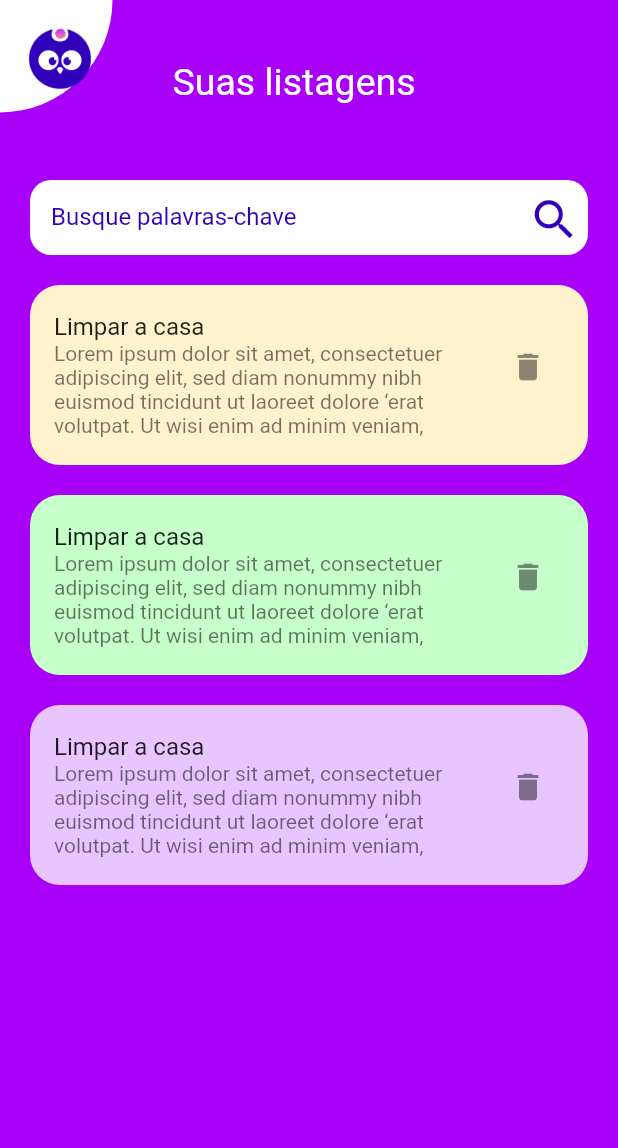
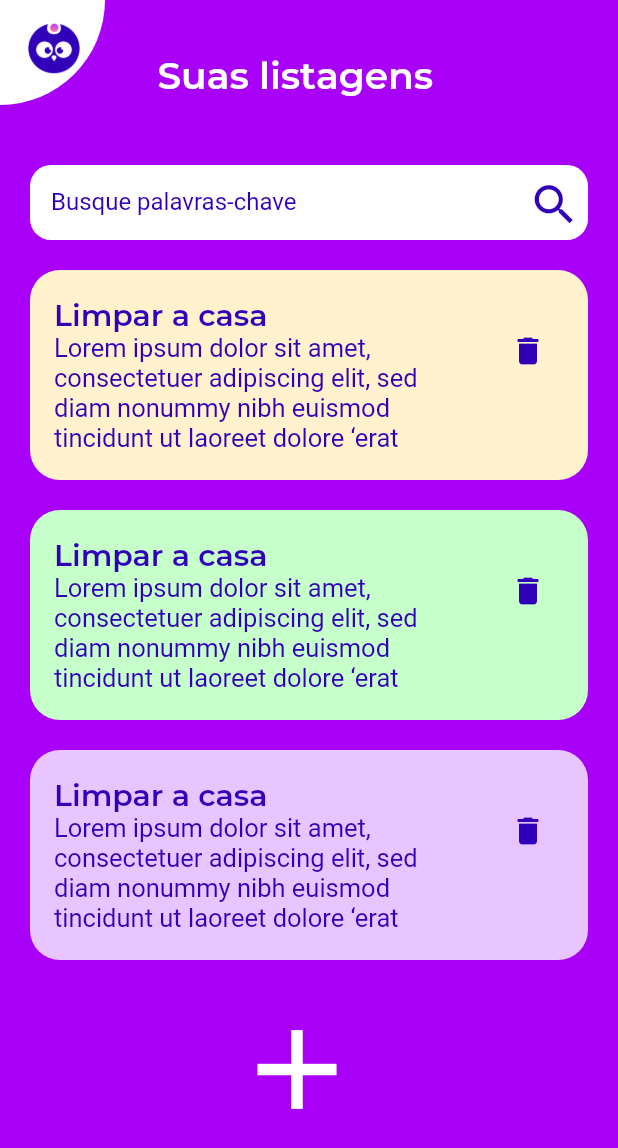
Before and after one commit to vvctort/app_todo_lovepeople, a Flutter app: the screen it shows after launch, on a phone screen of 412 x 824 dp. Shown: the top 1148 px of the screen. Run offline on Flutter 3.47's test engine with Material 2 defaults, Android fonts, the phone set to English and light mode, and no system bars.

Commit message:
adicionei a fonte montserrat-semibold

```diff
--- a/lib/view/prancheta4_page.dart
+++ b/lib/view/prancheta4_page.dart
@@ -8,32 +8,44 @@ class ListPage extends StatefulWidget {
 }
 
 class _ListPageState extends State<ListPage> {
+  List<String> taskList = [];
   @override
   Widget build(BuildContext context) {
     return Scaffold(
-      body: SafeArea(
+      backgroundColor: const Color.fromARGB(255, 169, 1, 247),
+      body: SingleChildScrollView(
+        child: SafeArea(
           child: Column(
+            crossAxisAlignment: CrossAxisAlignment.center,
             children: [
               Row(
                 children: [
-                Stack(
-                  children: [
                   Container(
-                      width: 75,
-                      height: 75,
+                    padding: const EdgeInsets.only(left: 2, bottom: 4),
+                    width: 70,
+                    height: 70,
                     decoration: const BoxDecoration(
                       color: Colors.white,
                       borderRadius: BorderRadius.only(
-                          bottomRight: Radius.circular(1000),
+                        bottomRight: Radius.circular(100),
+                      ),
+                    ),
+                    child: Align(
+                      alignment: Alignment.topLeft,
+                      child: SizedBox(
+                        height: 70,
+                        width: 70,
+                        child: Image.asset(
+                          'assets/images/logo_coruja.png',
                         ),
                       ),
                     ),
-                    Image.asset(
-                      'assets/images/logo_coruja.png',
-                      width: 80,
-                      height: 80,
-                    ),
-                  ],
+
+                    // child: Image.asset(
+                    //   'assets/images/logo_coruja.png',
+                    //   width: 120,
+                    //   height: 120,
+                    // ),
                   ),
                   const SizedBox(
                     width: 35,
@@ -45,7 +57,11 @@ class _ListPageState extends State<ListPage> {
                       ),
                       Text(
                         'Suas listagens',
-                      style: TextStyle(color: Colors.white, fontSize: 25),
+                        style: TextStyle(
+                          color: Colors.white,
+                          fontSize: 25,
+                          fontFamily: 'Montserrat-SemiBold',
+                        ),
                       ),
                     ],
                   ),
@@ -83,6 +99,12 @@ class _ListPageState extends State<ListPage> {
               const SizedBox(
                 height: 20,
               ),
+              // ListView.builder(
+
+              //     itemCount: taskList.length,
+              //     itemBuilder: (context, index) {
+              //       return Text(taskList[index]);
+              //     }),
               taskCard(const Color.fromARGB(255, 255, 242, 204)),
               const SizedBox(
                 height: 20,
@@ -92,16 +114,38 @@ class _ListPageState extends State<ListPage> {
                 height: 20,
               ),
               taskCard(const Color.fromARGB(255, 232, 197, 255)),
+              Column(
+                children: [
+                  const SizedBox(
+                    height: 20,
+                  ),
+                  Row(
+                    children: [
+                      const SizedBox(
+                        width: 145,
+                      ),
+                      IconButton(
+                        onPressed: () {},
+                        icon: const Icon(
+                          Icons.add,
+                          size: 90,
+                          color: Colors.white,
+                        ),
+                      ),
+                    ],
+                  ),
+                ],
+              ),
             ],
           ),
         ),
-      backgroundColor: const Color.fromARGB(255, 169, 1, 247),
+      ),
     );
   }
 
   Widget taskCard(text) {
     return SizedBox(
-      height: 120,
+      height: 140,
       child: Card(
         shape: RoundedRectangleBorder(borderRadius: BorderRadius.circular(20)),
         margin: const EdgeInsets.symmetric(horizontal: 20),
@@ -111,15 +155,25 @@ class _ListPageState extends State<ListPage> {
           child: ListTile(
             title: const Text(
               'Limpar a casa',
+              style: TextStyle(
+                  fontFamily: 'Montserrat-SemiBold',
+                  color: Color.fromARGB(255, 49, 1, 185),
+                  fontSize: 20),
             ),
             subtitle: const Text(
               'Lorem ipsum dolor sit amet, consectetuer adipiscing elit, sed diam nonummy nibh euismod tincidunt ut laoreet dolore ‘erat volutpat. Ut wisi enim ad minim veniam, quis nostrud exerci tation ullamcorper suscipit lobortis nisl ut aliquip ex ea commodo consequat.',
               maxLines: 4,
-              style: TextStyle(fontSize: 14),
+              style: TextStyle(
+                fontSize: 17,
+                color: Color.fromARGB(255, 49, 1, 185),
+              ),
             ),
             trailing: IconButton(
               onPressed: () {},
-              icon: const Icon(Icons.delete),
+              icon: const Icon(
+                Icons.delete,
+                color: Color.fromARGB(255, 49, 1, 185),
+              ),
             ),
           ),
         ),
```
Also changed, not shown: pubspec.yaml (+5 -6 lines), assets/fonts/Montserrat-SemiBold.ttf (added). Lines whose indentation alone changed are shown as unchanged.
